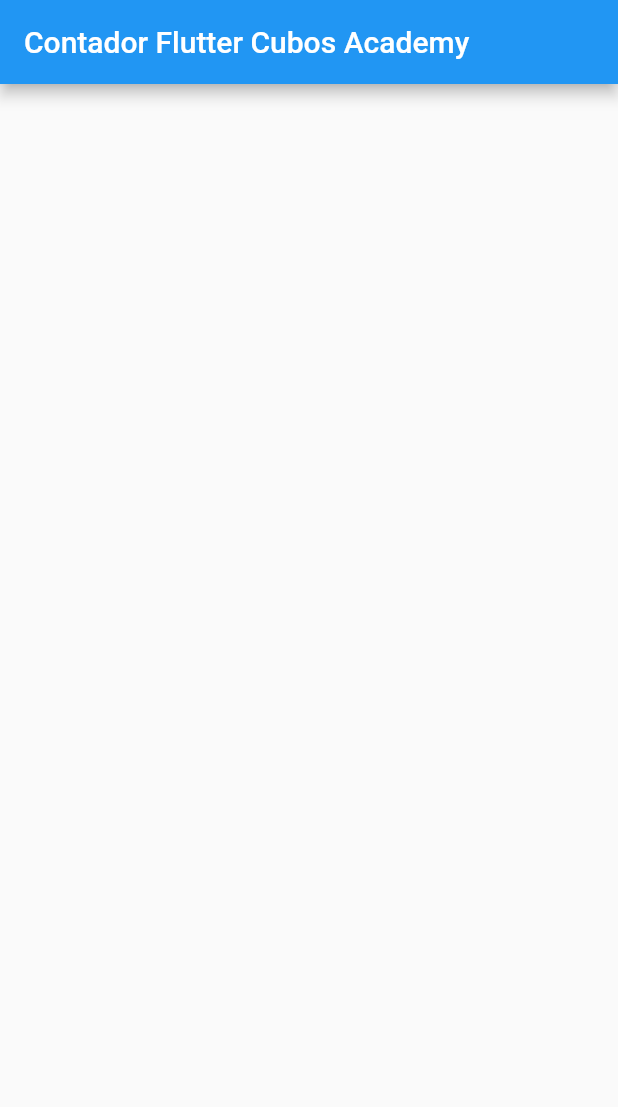
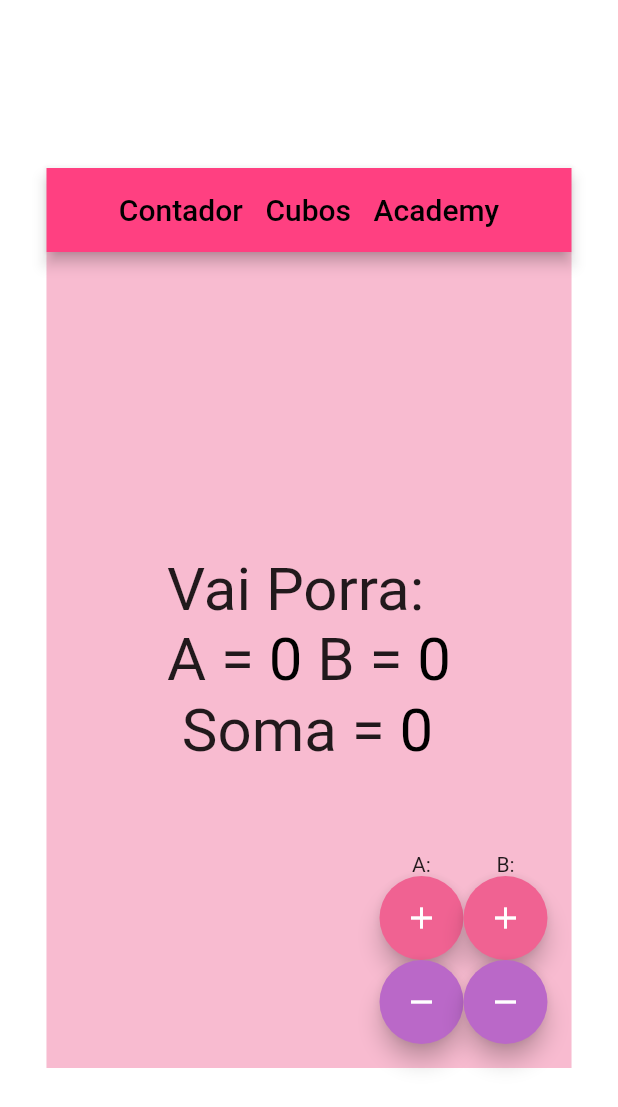
Before and after one commit to natanlbispo/flutter-challenges, a Flutter app: the screen it shows after launch, on a phone screen of 412 x 824 dp. Shown: the top 1107 px of the screen. Run offline on Flutter 3.47's test engine with Material 2 defaults, Android fonts, the light colour scheme and no system bars.

Commit message:
Challenger #1 finish

```diff
--- a/challenger1/lib/Contador.dart
+++ b/challenger1/lib/Contador.dart
@@ -1,23 +1,136 @@
-import 'dart:math';
 import 'package:flutter/material.dart';
 
 class Contador extends StatefulWidget{
   @override
-  _ContadorState createState() => _ContadorState();
-
+  State<StatefulWidget> createState() => _ContadorState();
 }
 
 class _ContadorState extends State<Contador>{
+  int numA=0;
+  int numB=0;
+  Text valor;
 
+  Color getColor(num){
+    if (num > 0)
+      return Colors.green[900];
+    else if(num < 0)
+      return Colors.red;
+    else
+      return Colors.black;
+  }
+  void increment(bool isA) {
+    setState(() {
+      if (isA) {
+        numA++;
+        valor = Text("");
+        return;
+      }
+
+      numB++;
+    });
+  }
+  void decrement(bool isA) {
+    setState(() {
+      if (isA) {
+        numA--;
+        return;
+      }
+      numB--;
+    });
+  }
   @override
   Widget build( BuildContext context){
-    return Scaffold(
-      appBar: AppBar(
-        backgroundColor: Colors.blue,
-        title: Text("Contador Flutter Cubos Academy", style: TextStyle(color: Colors.white)),
+
+    return Container(
+      padding: EdgeInsets.all(0),
+      // ignorePaddding: true,
+      child: Center(
+        child: Container(
+          height:600,
+          width: 350,
+          child: Scaffold(
+            appBar: AppBar(
+              backgroundColor: Colors.pinkAccent,
+              automaticallyImplyLeading: false,
+              centerTitle: true,
+              title: Title(
+                child: Text("Contador Cubos Academy",style:TextStyle(color: Colors.black, wordSpacing: 10),),
+                color: Colors.pink,
+              ),
+            ),
+            body: Container(
+              decoration: BoxDecoration(color: Colors.pink[100]),
+              child: Center(
+                child: Text.rich(TextSpan(
+                  text: "Vai Porra:\n", style:TextStyle(fontSize: 40),
+                  children:<TextSpan>[
+                    TextSpan(text: 'A = '),
+                    TextSpan(text: '$numA', style: TextStyle(color: getColor(numA))),
+                    TextSpan(text: ' B = '),
+                    TextSpan(text: '$numB\n', style: TextStyle(color: getColor(numB))),
+                    TextSpan(text: ' Soma = '),
+                    TextSpan(text: '${numA + numB}', style: TextStyle(color: getColor(numA+numB))),
+                  ]
+                )),
+              ),
+            ),
+            floatingActionButton: Row(
+              mainAxisAlignment:  MainAxisAlignment.end,
+              children: <Widget>[
+                Column(
+                  mainAxisAlignment: MainAxisAlignment.end,
+                  children: <Widget>[
+                    Text("A:"),
+                    SizedBox(width: 16),
+                    FloatingActionButton(
+                      backgroundColor: Colors.pink[300],
+                      onPressed: () => increment(true) ,
+                      child: Icon(Icons.add),
+                    ),
+                    SizedBox(width: 16),
+                    FloatingActionButton(
+                      backgroundColor: Colors.purple[300],
+                      onPressed: () => decrement(true),
+                      child: Icon(Icons.remove),
+                    ),
+                  ],
+                ),
+                Column(
+                  mainAxisAlignment: MainAxisAlignment.end,
+                  children: <Widget>[
+                    Text("B:"),
+                    SizedBox(width: 16),
+                    FloatingActionButton(
+                      backgroundColor: Colors.pink[300],
+                      onPressed: () => increment(false) ,
+                      child: Icon(Icons.add),
+                    ),
+                    SizedBox(width: 16),
+                    FloatingActionButton(
+                      backgroundColor: Colors.purple[300],
+                      onPressed: () => decrement(false),
+                      child: Icon(Icons.remove),
+                    ),
+                  ],
+                ),
+              ],
+            ),
+          ),
+        ),
       ),
-      body: Column(),
     );
+
+
+    // return Scaffold(
+    //   appBar: AppBar(
+    //     centerTitle: true,
+    //     backgroundColor: Colors.blue,
+    //     title: Text("Contador Flutter Cubos Academy", style: TextStyle(color: Colors.white)),
+    //   ),
+    //   body: Container(
+
+    //   ),
+    // );
   }
 
 }
```
Also changed, not shown: challenger1/pubspec.yaml (+9 -5 lines), challenger1/pubspec.lock, 19 other files.
